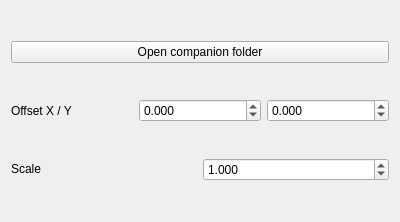
headshot2017/smbzg-charloader, file gui-tool/ui/actiontab_companion.ui: the form before one commit.
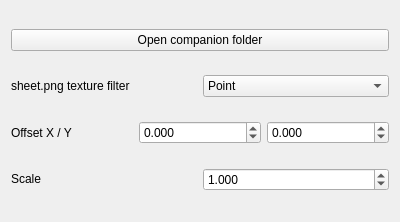
The form after the commit.

Commit message:
allow changing texture filtering
for sheet.png and battleportrait.png

The edit to the form file:
```diff
--- a/gui-tool/ui/actiontab_companion.ui
+++ b/gui-tool/ui/actiontab_companion.ui
@@ -21,6 +21,36 @@
      </property>
     </widget>
    </item>
+   <item>
+    <layout class="QHBoxLayout" name="horizontalLayout">
+     <item>
+      <widget class="QLabel" name="label">
+       <property name="text">
+        <string>sheet.png texture filter</string>
+       </property>
+      </widget>
+     </item>
+     <item>
+      <widget class="QComboBox" name="combobox_sheetFilter">
+       <item>
+        <property name="text">
+         <string>Point</string>
+        </property>
+       </item>
+       <item>
+        <property name="text">
+         <string>Bilinear</string>
+        </property>
+       </item>
+       <item>
+        <property name="text">
+         <string>Trilinear</string>
+        </property>
+       </item>
+      </widget>
+     </item>
+    </layout>
+   </item>
    <item>
     <layout class="QHBoxLayout" name="horizontalLayout_2">
      <item>
```
The commit also changes 5 other files.
